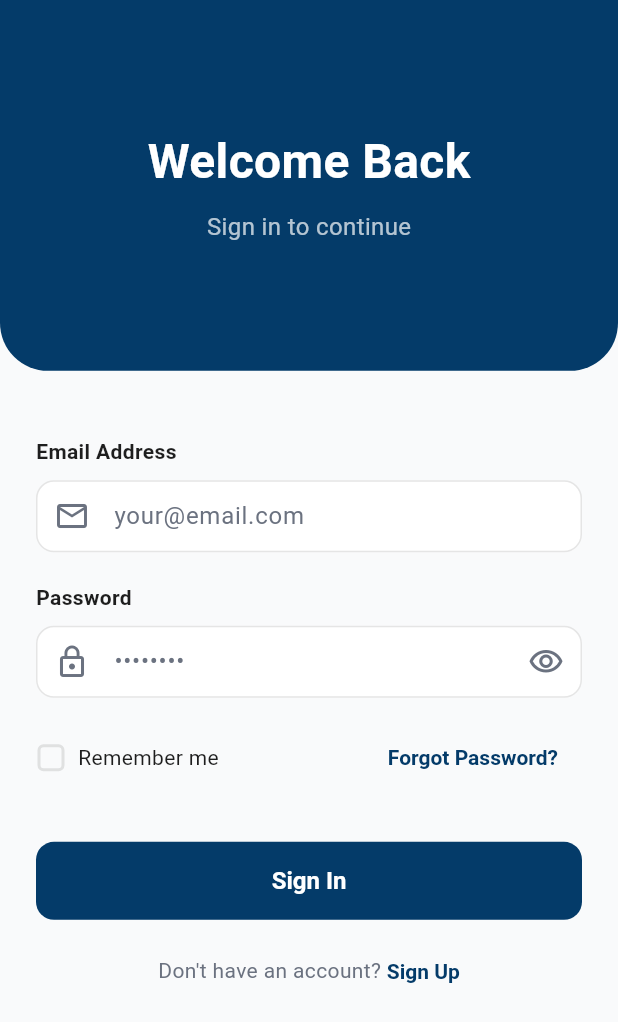
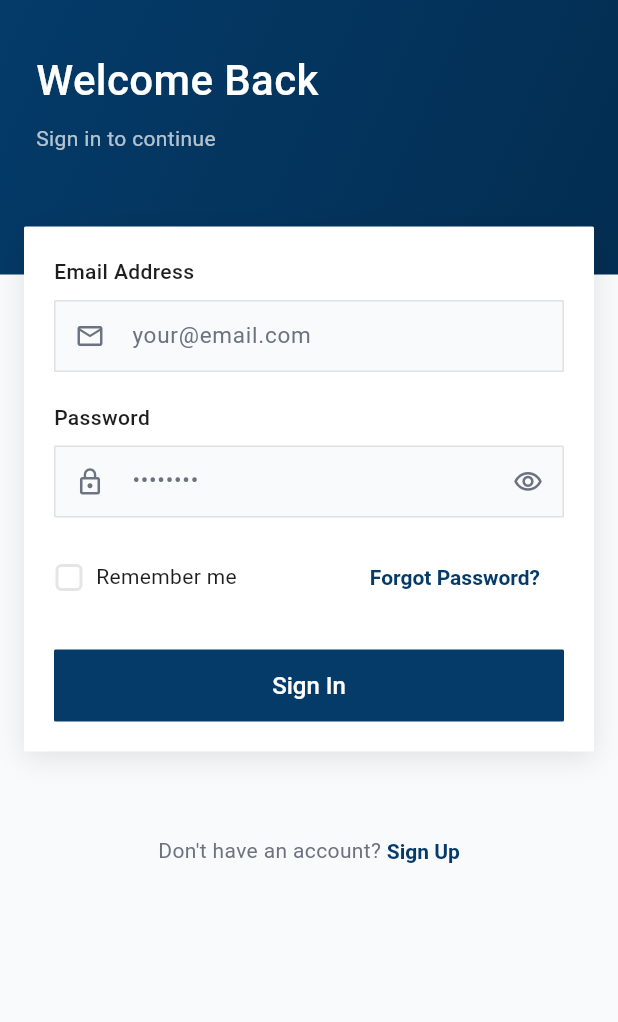
Before and after one commit to niiodartey-tt/suresend, a Flutter app: the screen it shows after launch, on a phone screen of 412 x 824 dp. Shown: the top 1022 px of the screen. Run offline on Flutter 3.47's test engine with Material 3 defaults, Android fonts, the phone set to English and light mode, and no system bars; our stand-ins replace flutter_secure_storage, google_fonts, pinput, share_plus, shared_preferences; accounts and stored records are empty; Roboto replaces fonts that are missing (Lexend Deca).

Commit message:
Phase 1: Figma redesign - Update theme, login, and dashboard screens
- Update AppTheme border radius from 12px to 1px (sharp corners per Figma)
- Redesign login screen with flat gradient header and card-based form
- Redesign dashboard with overlaying stats card and improved layout
- Apply Figma color system (#043b69 primary with gradient)
- Maintain all backend functionality and data connections
- Preserve Firebase OTP and authentication integration

All UI changes are purely cosmetic - no backend logic modified

```diff
--- a/mobile/lib/screens/auth/login_screen.dart
+++ b/mobile/lib/screens/auth/login_screen.dart
@@ -51,28 +51,30 @@ class _LoginScreenState extends State<LoginScreen> {
   @override
   Widget build(BuildContext context) {
     return Scaffold(
+      backgroundColor: AppColors.background,
       body: SafeArea(
+        child: SingleChildScrollView(
           child: Column(
             children: [
-            // Navy Blue Header Section (30% of screen)
+              // Gradient Header Section (no rounded corners - flat per Figma)
               Container(
-              height: MediaQuery.of(context).size.height * 0.30,
+                width: double.infinity,
                 decoration: const BoxDecoration(
-                color: AppColors.primary,
-                borderRadius: BorderRadius.only(
-                  bottomLeft: Radius.circular(32),
-                  bottomRight: Radius.circular(32),
+                  gradient: LinearGradient(
+                    begin: Alignment.topLeft,
+                    end: Alignment.bottomRight,
+                    colors: [AppColors.primary, AppColors.primaryDark],
                   ),
                 ),
-              child: const Center(
-                child: Column(
-                  mainAxisAlignment: MainAxisAlignment.center,
+                padding: const EdgeInsets.fromLTRB(24, 32, 24, 80),
+                child: const Column(
+                  crossAxisAlignment: CrossAxisAlignment.start,
                   children: [
                     Text(
                       'Welcome Back',
                       style: TextStyle(
-                        fontSize: 32,
-                        fontWeight: FontWeight.bold,
+                        fontSize: 28,
+                        fontWeight: FontWeight.w500,
                         color: Colors.white,
                       ),
                     ),
@@ -80,32 +82,45 @@ class _LoginScreenState extends State<LoginScreen> {
                     Text(
                       'Sign in to continue',
                       style: TextStyle(
-                        fontSize: 16,
+                        fontSize: 14,
                         color: Colors.white70,
                       ),
                     ),
                   ],
                 ),
               ),
+
+              // White Form Card (overlays header with -32 top margin)
+              Transform.translate(
+                offset: const Offset(0, -32),
+                child: Padding(
+                  padding: const EdgeInsets.symmetric(horizontal: 16),
+                  child: Container(
+                    decoration: BoxDecoration(
+                      color: AppColors.card,
+                      borderRadius: BorderRadius.circular(AppTheme.cardBorderRadius),
+                      boxShadow: [
+                        BoxShadow(
+                          color: Colors.black.withValues(alpha: 0.1),
+                          blurRadius: 16,
+                          offset: const Offset(0, 4),
                         ),
-
-            // White Form Section (70% of screen)
-            Expanded(
-              child: SingleChildScrollView(
-                padding: const EdgeInsets.all(24),
+                      ],
+                    ),
+                    padding: const EdgeInsets.all(20),
                 child: Form(
                   key: _formKey,
                   child: Column(
                     crossAxisAlignment: CrossAxisAlignment.stretch,
                     children: [
-                      const SizedBox(height: 20),
+                      const SizedBox(height: 0),
 
                       // Email Address Field
                       const Text(
                         'Email Address',
                         style: TextStyle(
                           fontSize: 14,
-                          fontWeight: FontWeight.w600,
+                          fontWeight: FontWeight.w500,
                           color: AppColors.textPrimary,
                         ),
                       ),
@@ -113,35 +128,44 @@ class _LoginScreenState extends State<LoginScreen> {
                       TextFormField(
                         controller: _emailController,
                         keyboardType: TextInputType.emailAddress,
+                        style: const TextStyle(
+                          fontSize: 15,
+                          fontWeight: FontWeight.w400,
+                        ),
                         decoration: InputDecoration(
                           hintText: 'your@email.com',
                           prefixIcon: const Icon(
                             Icons.email_outlined,
                             color: AppColors.textMuted,
+                            size: 20,
                           ),
                           filled: true,
-                          fillColor: Colors.white,
+                          fillColor: AppColors.inputBackground,
+                          contentPadding: const EdgeInsets.symmetric(
+                            horizontal: 16,
+                            vertical: 12,
+                          ),
                           border: OutlineInputBorder(
-                            borderRadius: BorderRadius.circular(12),
+                            borderRadius: BorderRadius.circular(AppTheme.inputBorderRadius),
                             borderSide: const BorderSide(
                               color: AppColors.border,
                             ),
                           ),
                           enabledBorder: OutlineInputBorder(
-                            borderRadius: BorderRadius.circular(12),
+                            borderRadius: BorderRadius.circular(AppTheme.inputBorderRadius),
                             borderSide: const BorderSide(
                               color: AppColors.border,
                             ),
                           ),
                           focusedBorder: OutlineInputBorder(
-                            borderRadius: BorderRadius.circular(12),
+                            borderRadius: BorderRadius.circular(AppTheme.inputBorderRadius),
                             borderSide: const BorderSide(
                               color: AppColors.primary,
                               width: 2,
                             ),
                           ),
                           errorBorder: OutlineInputBorder(
-                            borderRadius: BorderRadius.circular(12),
+                            borderRadius: BorderRadius.circular(AppTheme.inputBorderRadius),
                             borderSide: const BorderSide(
                               color: AppColors.error,
                             ),
@@ -165,7 +189,7 @@ class _LoginScreenState extends State<LoginScreen> {
                         'Password',
                         style: TextStyle(
                           fontSize: 14,
-                          fontWeight: FontWeight.w600,
+                          fontWeight: FontWeight.w500,
                           color: AppColors.textPrimary,
                         ),
                       ),
@@ -173,11 +197,16 @@ class _LoginScreenState extends State<LoginScreen> {
                       TextFormField(
                         controller: _passwordController,
                         obscureText: _obscurePassword,
+                        style: const TextStyle(
+                          fontSize: 15,
+                          fontWeight: FontWeight.w400,
+                        ),
                         decoration: InputDecoration(
                           hintText: '••••••••',
                           prefixIcon: const Icon(
                             Icons.lock_outline,
                             color: AppColors.textMuted,
+                            size: 20,
                           ),
                           suffixIcon: IconButton(
                             icon: Icon(
@@ -185,6 +214,7 @@ class _LoginScreenState extends State<LoginScreen> {
                                   ? Icons.visibility_outlined
                                   : Icons.visibility_off_outlined,
                               color: AppColors.textMuted,
+                              size: 20,
                             ),
                             onPressed: () {
                               setState(() {
@@ -193,28 +223,32 @@ class _LoginScreenState extends State<LoginScreen> {
                             },
                           ),
                           filled: true,
-                          fillColor: Colors.white,
+                          fillColor: AppColors.inputBackground,
+                          contentPadding: const EdgeInsets.symmetric(
+                            horizontal: 16,
+                            vertical: 12,
+                          ),
                           border: OutlineInputBorder(
-                            borderRadius: BorderRadius.circular(12),
+                            borderRadius: BorderRadius.circular(AppTheme.inputBorderRadius),
                             borderSide: const BorderSide(
                               color: AppColors.border,
                             ),
                           ),
                           enabledBorder: OutlineInputBorder(
-                            borderRadius: BorderRadius.circular(12),
+                            borderRadius: BorderRadius.circular(AppTheme.inputBorderRadius),
                             borderSide: const BorderSide(
                               color: AppColors.border,
                             ),
                           ),
                           focusedBorder: OutlineInputBorder(
-                            borderRadius: BorderRadius.circular(12),
+                            borderRadius: BorderRadius.circular(AppTheme.inputBorderRadius),
                             borderSide: const BorderSide(
                               color: AppColors.primary,
                               width: 2,
                             ),
                           ),
                           errorBorder: OutlineInputBorder(
-                            borderRadius: BorderRadius.circular(12),
+                            borderRadius: BorderRadius.circular(AppTheme.inputBorderRadius),
                             borderSide: const BorderSide(
                               color: AppColors.error,
                             ),
@@ -286,18 +320,19 @@ class _LoginScreenState extends State<LoginScreen> {
                         ],
                       ),
 
-                      const SizedBox(height: 32),
+                      const SizedBox(height: 24),
 
                       // Sign In Button
                       SizedBox(
-                        height: 52,
+                        height: 48,
+                        width: double.infinity,
                         child: ElevatedButton(
                           onPressed: _handleLogin,
                           style: ElevatedButton.styleFrom(
                             backgroundColor: AppColors.primary,
                             foregroundColor: Colors.white,
                             shape: RoundedRectangleBorder(
-                              borderRadius: BorderRadius.circular(12),
+                              borderRadius: BorderRadius.circular(AppTheme.buttonBorderRadius),
                             ),
                             elevation: 0,
                           ),
@@ -305,15 +340,22 @@ class _LoginScreenState extends State<LoginScreen> {
                             'Sign In',
                             style: TextStyle(
                               fontSize: 16,
-                              fontWeight: FontWeight.w600,
+                              fontWeight: FontWeight.w500,
                             ),
                           ),
                         ),
                       ),
-                      const SizedBox(height: 24),
+                    ],
+                  ),
+                ),
+              ),
+                ),
+              ),
 
-                      // Sign Up Link
-                      Row(
+              // Sign Up Link (below the card)
+              Padding(
+                padding: const EdgeInsets.fromLTRB(16, 24, 16, 32),
+                child: Row(
                   mainAxisAlignment: MainAxisAlignment.center,
                   children: [
                     const Text(
@@ -348,12 +390,9 @@ class _LoginScreenState extends State<LoginScreen> {
                     ),
                   ],
                 ),
+              ),
             ],
           ),
-                ),
-              ),
-            ),
-          ],
         ),
       ),
     );
--- a/mobile/lib/theme/app_theme.dart
+++ b/mobile/lib/theme/app_theme.dart
@@ -31,22 +31,22 @@ class AppTheme {
   static const double spacingXl = spacing32;
 
   // ============================================
-  // BORDER RADIUS CONSTANTS (All 0px - fully square per requirements)
+  // BORDER RADIUS CONSTANTS (1px per Figma design - sharp corners)
   // ============================================
-  static const double radiusBase = 0.0; // No rounded corners
-  static const double radiusXs = 0.0;
-  static const double radiusSm = 0.0;
-  static const double radiusMd = 0.0;
-  static const double radiusLg = 0.0;
-  static const double radiusXl = 0.0;
-  static const double radius2xl = 0.0;
-  static const double radiusFull = 0.0; // Even circular elements are square
+  static const double radiusBase = 1.0; // Sharp 1px corners per Figma
+  static const double radiusXs = 1.0;
+  static const double radiusSm = 1.0;
+  static const double radiusMd = 1.0;
+  static const double radiusLg = 1.0;
+  static const double radiusXl = 1.0;
+  static const double radius2xl = 1.0;
+  static const double radiusFull = 1.0; // Even circular elements use 1px
 
-  // Border radius for specific components (all 0px - fully square)
-  static const double cardBorderRadius = 0.0;
-  static const double buttonBorderRadius = 0.0;
-  static const double inputBorderRadius = 0.0;
-  static const double badgeBorderRadius = 0.0;
+  // Border radius for specific components (all 1px per Figma - sharp corners)
+  static const double cardBorderRadius = 1.0;
+  static const double buttonBorderRadius = 1.0;
+  static const double inputBorderRadius = 1.0;
+  static const double badgeBorderRadius = 1.0;
 
   // ============================================
   // ELEVATION/SHADOW CONSTANTS
```
Also changed, not shown: mobile/lib/screens/dashboard/dashboard_screen.dart (+145 -79 lines). Lines whose indentation alone changed are shown as unchanged.
